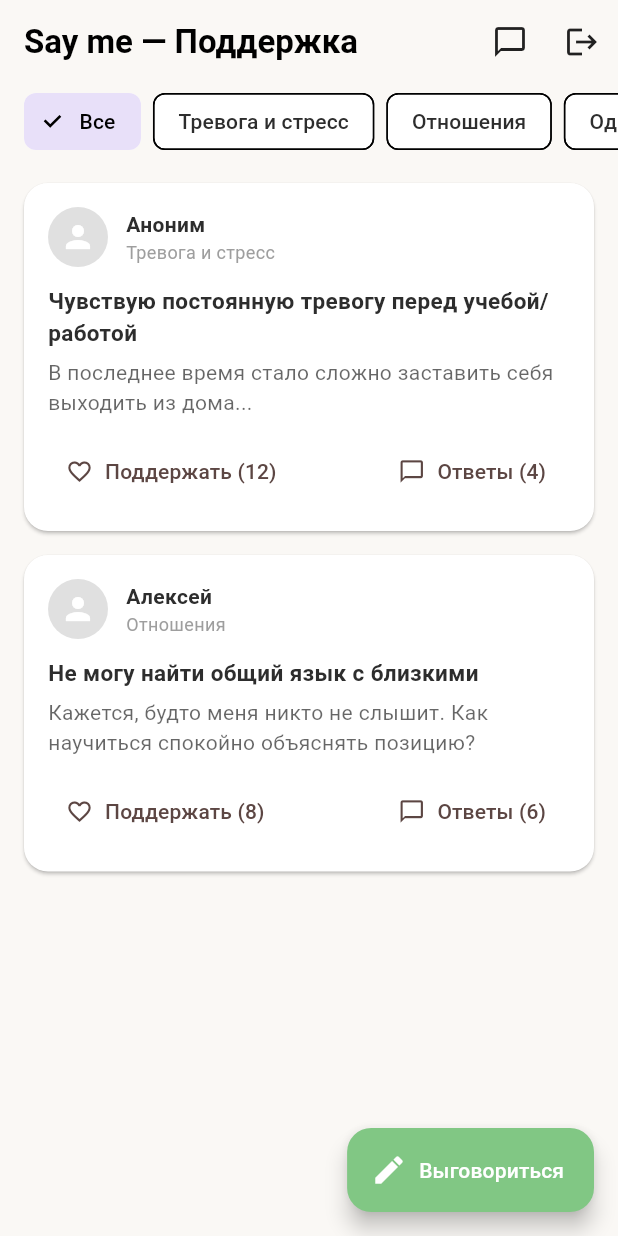
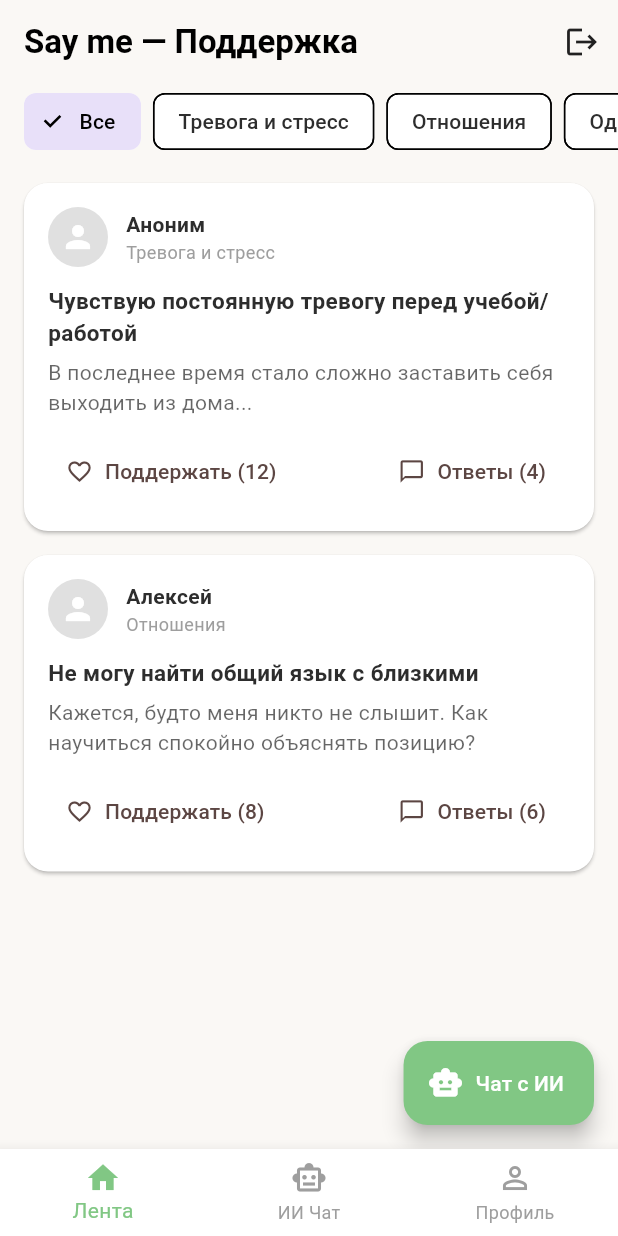
Before and after one commit to kadirbek-dev/say_me, a Flutter app: the HomeScreen screen opened directly, on a phone screen of 412 x 824 dp. Run offline on Flutter 3.47's test engine with Material 3 defaults, Android fonts, the phone set to English and light mode, and no system bars; our stand-ins replace camera, cloud_firestore, firebase_auth, firebase_core, image_picker; missing offline and left inert: encrypt, google_mlkit_text_recognition; accounts and stored records are empty.

Commit message:
feat: add bottom navigation, profile tab with avatar/nickname edit, and AI chat binding

```diff
--- a/say_me/lib/screens/home_screen.dart
+++ b/say_me/lib/screens/home_screen.dart
@@ -1,4 +1,6 @@
 import 'package:flutter/material.dart';
+import 'package:image_picker/image_picker.dart';
+import 'chat_screen.dart'; // Путь к твоему экрану чата
 
 class HomeScreen extends StatefulWidget {
   const HomeScreen({super.key});
@@ -8,18 +10,64 @@
 }
 
 class _HomeScreenState extends State<HomeScreen> {
-  String selectedCategory = 'Все';
+  int _currentIndex = 0;
 
-  final List<String> categories = [
-    'Все',
-    'Тревога и стресс',
-    'Отношения',
-    'Одиночество',
-    'Выговориться',
-  ];
+  // Данные профиля (состояние)
+  String _userName = 'Алексей';
+  XFile? _avatarImage;
 
   @override
   Widget build(BuildContext context) {
+    // Список экранов для переключения
+    final List<Widget> screens = [
+      _buildFeedTab(),
+      const ChatScreen(), // Твой ИИ Чат
+      _buildProfileTab(), // Новый экран профиля
+    ];
+
+    return Scaffold(
+      backgroundColor: const Color(0xFFFAF8F5),
+      body: IndexedStack(
+        index: _currentIndex,
+        children: screens,
+      ),
+      bottomNavigationBar: BottomNavigationBar(
+        currentIndex: _currentIndex,
+        selectedItemColor: const Color(0xFF81C784),
+        unselectedItemColor: Colors.grey,
+        onTap: (index) => setState(() => _currentIndex = index),
+        items: const [
+          BottomNavigationBarItem(
+            icon: Icon(Icons.home_outlined),
+            activeIcon: Icon(Icons.home),
+            label: 'Лента',
+          ),
+          BottomNavigationBarItem(
+            icon: Icon(Icons.smart_toy_outlined),
+            activeIcon: Icon(Icons.smart_toy),
+            label: 'ИИ Чат',
+          ),
+          BottomNavigationBarItem(
+            icon: Icon(Icons.person_outline),
+            activeIcon: Icon(Icons.person),
+            label: 'Профиль',
+          ),
+        ],
+      ),
+    );
+  }
+
+  // --- Вкладка 1: Главная лента ---
+  Widget _buildFeedTab() {
+    String selectedCategory = 'Все';
+    final List<String> categories = [
+      'Все',
+      'Тревога и стресс',
+      'Отношения',
+      'Одиночество',
+      'Выговориться',
+    ];
+
     return Scaffold(
       backgroundColor: const Color(0xFFFAF8F5),
       appBar: AppBar(
@@ -31,10 +79,6 @@
         ),
         actions: [
           IconButton(
-            icon: const Icon(Icons.chat_bubble_outline, color: Colors.black87),
-            onPressed: () => Navigator.pushNamed(context, '/chat'),
-          ),
-          IconButton(
             icon: const Icon(Icons.logout, color: Colors.black87),
             onPressed: () => Navigator.pushReplacementNamed(context, '/auth'),
           ),
@@ -42,7 +86,6 @@
       ),
       body: Column(
         children: [
-          // Категории
           SizedBox(
             height: 50,
             child: ListView.builder(
@@ -58,13 +101,12 @@
                     selected: isSelected,
                     label: Text(cat),
                     selectedColor: const Color(0xFFE8E0F9),
-                    onSelected: (_) => setState(() => selectedCategory = cat),
+                    onSelected: (_) {},
                   ),
                 );
               },
             ),
           ),
-          // Карточки обращений
           Expanded(
             child: ListView(
               padding: const EdgeInsets.all(16),
@@ -78,7 +120,7 @@
                   comments: 4,
                 ),
                 _buildPostCard(
-                  author: 'Алексей',
+                  author: _userName,
                   tag: 'Отношения',
                   title: 'Не могу найти общий язык с близкими',
                   desc: 'Кажется, будто меня никто не слышит. Как научиться спокойно объяснять позицию?',
@@ -91,10 +133,92 @@
         ],
       ),
       floatingActionButton: FloatingActionButton.extended(
-        onPressed: () => Navigator.pushNamed(context, '/chat'),
+        onPressed: () => setState(() => _currentIndex = 1), // Переход в ИИ Чат
         backgroundColor: const Color(0xFF81C784),
-        icon: const Icon(Icons.edit, color: Colors.white),
-        label: const Text('Выговориться', style: TextStyle(color: Colors.white)),
+        icon: const Icon(Icons.smart_toy, color: Colors.white),
+        label: const Text('Чат с ИИ', style: TextStyle(color: Colors.white)),
+      ),
+    );
+  }
+
+  // --- Вкладка 3: Профиль (Никнейм + Аватарка) ---
+  Widget _buildProfileTab() {
+    final nameController = TextEditingController(text: _userName);
+
+    Future<void> pickAvatar() async {
+      final ImagePicker picker = ImagePicker();
+      final XFile? image = await picker.pickImage(source: ImageSource.gallery);
+      if (image != null) {
+        setState(() => _avatarImage = image);
+      }
+    }
+
+    return Scaffold(
+      backgroundColor: const Color(0xFFFAF8F5),
+      appBar: AppBar(
+        backgroundColor: Colors.transparent,
+        elevation: 0,
+        title: const Text('Профиль', style: TextStyle(color: Colors.black, fontWeight: FontWeight.bold)),
+      ),
+      body: SingleChildScrollView(
+        padding: const EdgeInsets.all(24.0),
+        child: Column(
+          children: [
+            Center(
+              child: Stack(
+                children: [
+                  CircleAvatar(
+                    radius: 55,
+                    backgroundColor: const Color(0xFFE0E0E0),
+                    backgroundImage: _avatarImage != null ? NetworkImage(_avatarImage!.path) : null,
+                    child: _avatarImage == null
+                        ? const Icon(Icons.person, size: 60, color: Colors.white)
+                        : null,
+                  ),
+                  Positioned(
+                    bottom: 0,
+                    right: 0,
+                    child: InkWell(
+                      onTap: pickAvatar,
+                      child: const CircleAvatar(
+                        radius: 18,
+                        backgroundColor: Color(0xFF81C784),
+                        child: Icon(Icons.camera_alt, size: 18, color: Colors.white),
+                      ),
+                    ),
+                  ),
+                ],
+              ),
+            ),
+            const SizedBox(height: 24),
+            TextField(
+              controller: nameController,
+              decoration: InputDecoration(
+                labelText: 'Никнейм',
+                prefixIcon: const Icon(Icons.edit_note),
+                border: OutlineInputBorder(borderRadius: BorderRadius.circular(12)),
+              ),
+            ),
+            const SizedBox(height: 16),
+            SizedBox(
+              width: double.infinity,
+              height: 48,
+              child: ElevatedButton(
+                style: ElevatedButton.styleFrom(
+                  backgroundColor: const Color(0xFF81C784),
+                  shape: RoundedRectangleBorder(borderRadius: BorderRadius.circular(12)),
+                ),
+                onPressed: () {
+                  setState(() => _userName = nameController.text);
+                  ScaffoldMessenger.of(context).showSnackBar(
+                    const SnackBar(content: Text('Профиль успешно обновлён!')),
+                  );
+                },
+                child: const Text('Сохранить изменения', style: TextStyle(color: Colors.white, fontSize: 16)),
+              ),
+            ),
+          ],
+        ),
       ),
     );
   }
@@ -117,9 +241,12 @@
           children: [
             Row(
               children: [
-                const CircleAvatar(
-                  backgroundColor: Color(0xFFE0E0E0),
-                  child: Icon(Icons.person, color: Colors.white),
+                CircleAvatar(
+                  backgroundColor: const Color(0xFFE0E0E0),
+                  backgroundImage: _avatarImage != null && author == _userName ? NetworkImage(_avatarImage!.path) : null,
+                  child: _avatarImage == null || author != _userName
+                      ? const Icon(Icons.person, color: Colors.white)
+                      : null,
                 ),
                 const SizedBox(width: 12),
                 Column(
@@ -145,7 +272,7 @@
                 ),
                 const Spacer(),
                 TextButton.icon(
-                  onPressed: () => Navigator.pushNamed(context, '/chat'),
+                  onPressed: () => setState(() => _currentIndex = 1),
                   icon: const Icon(Icons.chat_bubble_outline, size: 18),
                   label: Text('Ответы ($comments)'),
                 ),
```
Also changed, not shown: say_me/lib/screens/profile_screen.dart (added, +62 -0 lines), 1 other file.
